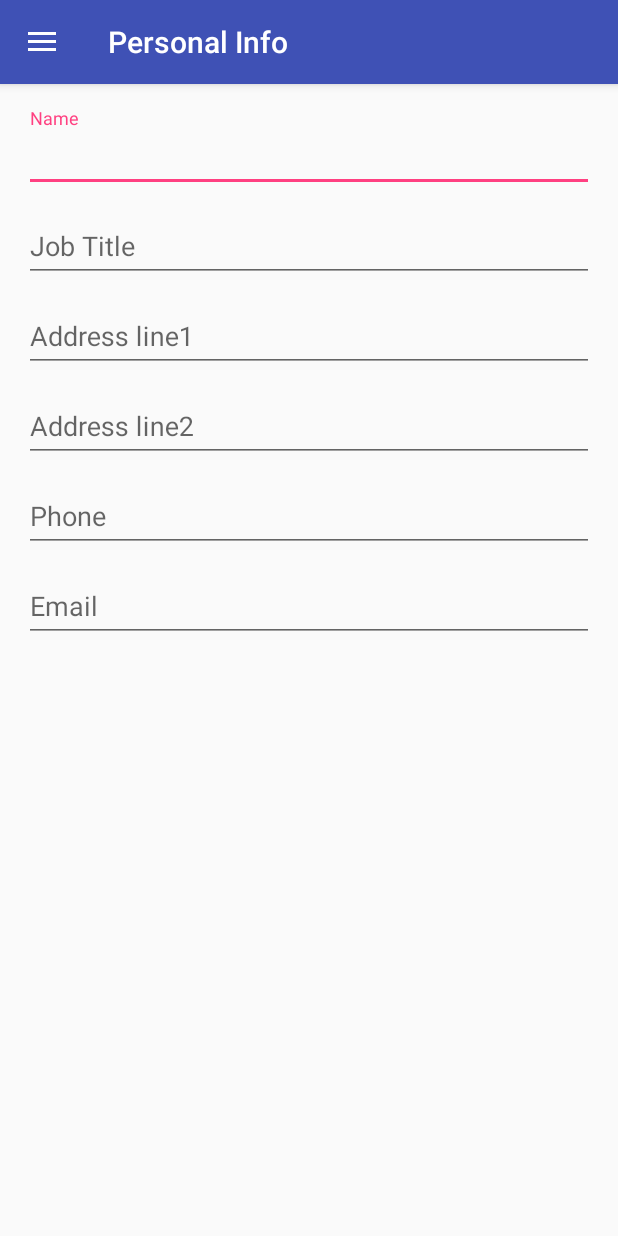
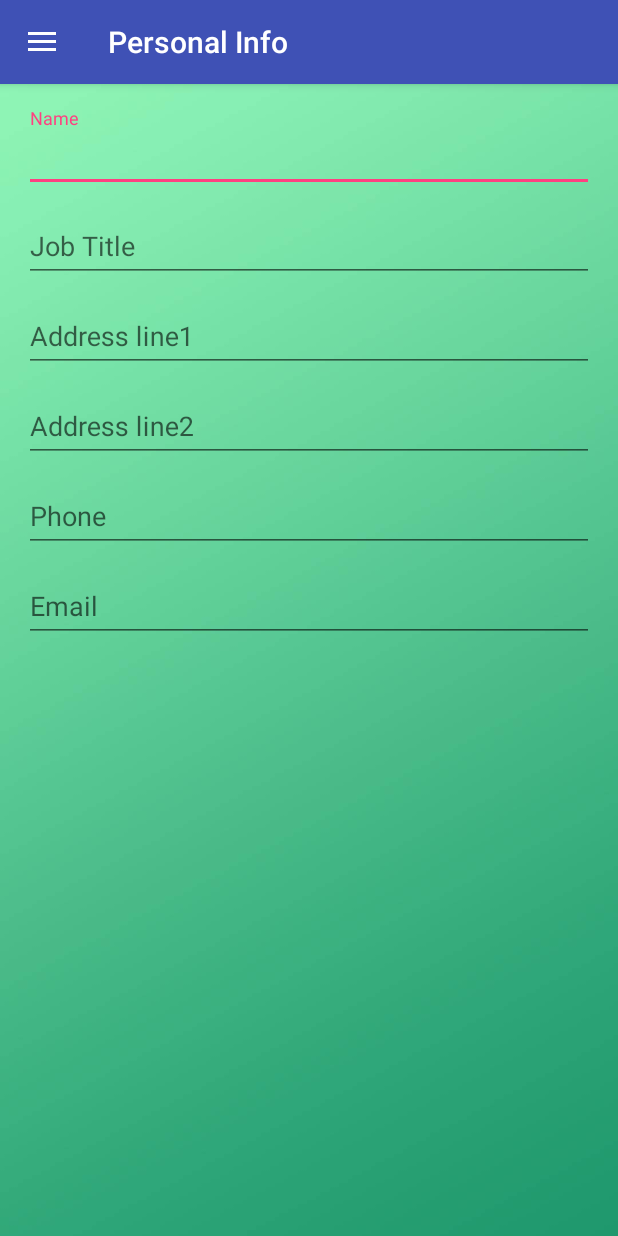
Before and after one commit to kabir-webDev/resume-builder, an Android app: the screen it shows after launch (MainActivity), on a phone screen of 412 x 824 dp. Run offline under Robolectric (Android 15) with nearby library versions, the phone set to English and light mode, and no system bars; our stand-ins replace Timber; libraries missing offline, so code that uses them is left out: com.crashlytics.android, io.fabric.sdk; 3 statements that could not run were skipped.

Commit message:
Final Submit

```diff
--- a/app/src/main/AndroidManifest.xml
+++ b/app/src/main/AndroidManifest.xml
@@ -7,7 +7,7 @@
         android:name=".App"
         android:allowBackup="false"
         android:icon="@mipmap/ic_launcher"
-        android:label="@string/app_name"
+        android:label="Resume"
         android:roundIcon="@mipmap/ic_launcher_round"
         android:supportsRtl="true"
         android:theme="@style/AppTheme.NoActionBar"
--- a/app/src/main/res/layout/activity_main.xml
+++ b/app/src/main/res/layout/activity_main.xml
@@ -5,7 +5,8 @@
     android:layout_width="match_parent"
     android:layout_height="match_parent"
     android:orientation="vertical"
-    tools:context=".MainActivity">
+    tools:context=".MainActivity"
+    android:background="@drawable/background">
 
     <android.support.design.widget.AppBarLayout
         android:layout_width="match_parent"
```
Also changed, not shown: app/src/main/res/drawable/background.jpg (added).
